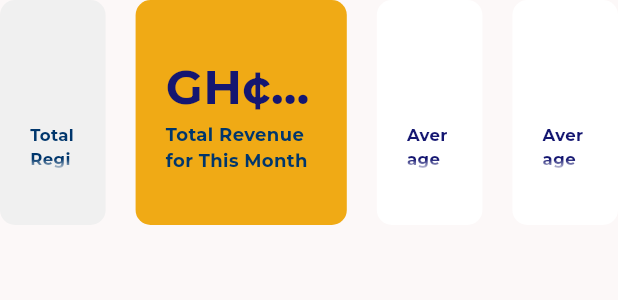
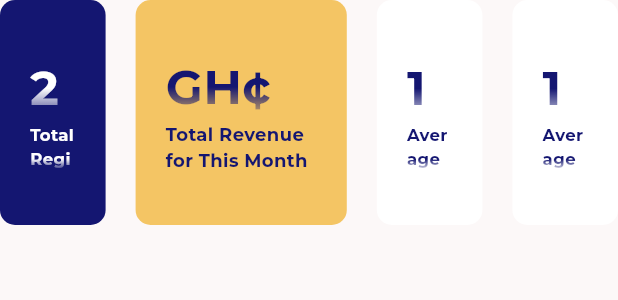
Before and after one commit to Qwabhina/AliveChMS, a Flutter app: the DashboardHighlights widget shown alone on an empty page, opened directly, on a phone screen of 412 x 824 dp. Shown: the top 300 px of the screen. Run offline on Flutter 3.47's test engine with Material 3 defaults, Android fonts, the phone set to English and light mode, and no system bars; drawn by our look-alikes of auto_size_text; our stand-ins replace google_fonts.

Commit message:
Update dashboard highlights

```diff
--- a/lib/screens/dashboard/dashboard_highlights.dart
+++ b/lib/screens/dashboard/dashboard_highlights.dart
@@ -12,32 +12,32 @@ class DashboardHighlights extends StatelessWidget {
         DashboardHighlightItem(
           mainText: "24",
           subText: "Total Registered Members",
-          mainColor: Theme.of(context).colorScheme.onBackground,
-          subColor: Theme.of(context).colorScheme.primary,
-          bgColor: Theme.of(context).colorScheme.background,
+          mainColor: Theme.of(context).colorScheme.onPrimary,
+          subColor: Theme.of(context).colorScheme.onPrimary,
+          bgColor: Theme.of(context).colorScheme.tertiary,
         ),
         const SizedBox(width: 20),
         DashboardHighlightItem(
           flexValue: 2,
           mainText: "GH¢ 14,305.50",
           mainColor: Theme.of(context).colorScheme.tertiary,
-          subText: "Total Revenue\nfor This Month",
-          subColor: Theme.of(context).colorScheme.primary,
-          bgColor: Theme.of(context).colorScheme.secondary,
+          subText: "Total Revenue for This Month",
+          subColor: Theme.of(context).colorScheme.tertiary,
+          bgColor: Theme.of(context).colorScheme.secondary.withOpacity(0.65),
         ),
         const SizedBox(width: 20),
         DashboardHighlightItem(
           mainText: "18",
-          mainColor: Theme.of(context).colorScheme.primary,
-          subText: "Average Attendance\nfor Midweek Service",
+          mainColor: Theme.of(context).colorScheme.tertiary,
+          subText: "Average Attendance for Midweek Service",
           subColor: Theme.of(context).colorScheme.tertiary,
           bgColor: Colors.white,
         ),
         const SizedBox(width: 20),
         DashboardHighlightItem(
           mainText: "14",
-          mainColor: Theme.of(context).colorScheme.primary,
-          subText: "Average Attendance\nfor Sunday Service",
+          mainColor: Theme.of(context).colorScheme.tertiary,
+          subText: "Average Attendance for Sunday Service",
           subColor: Theme.of(context).colorScheme.tertiary,
           bgColor: Colors.white,
         ),
@@ -88,7 +88,7 @@ class DashboardHighlightItem extends StatelessWidget {
               ),
               minFontSize: 32,
               maxLines: 1,
-              overflow: TextOverflow.ellipsis,
+              overflow: TextOverflow.fade,
             ),
             AutoSizeText(
               subText,
```
